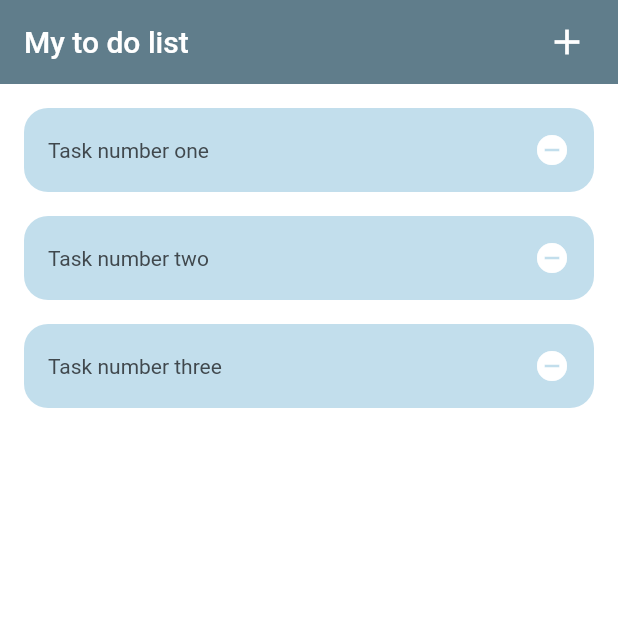
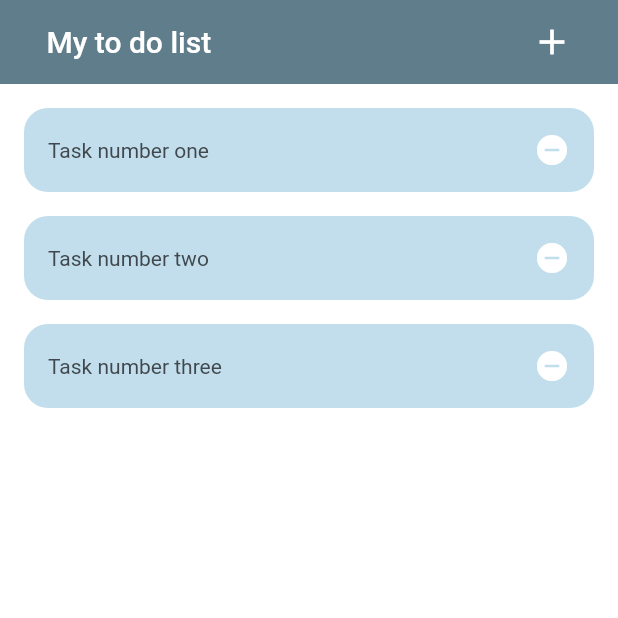
Before and after one commit to dobrunov/small_todo_app, a Flutter app: the screen it shows after launch, on a phone screen of 412 x 824 dp, the top half of it. Run offline on Flutter 3.47's test engine with Material 2 defaults, Android fonts, the phone set to English and light mode, and no system bars.

Commit message:
adding paddings to app bar elements

```diff
--- a/lib/screens/home_page.dart
+++ b/lib/screens/home_page.dart
@@ -61,13 +61,16 @@ class _HomePageState extends State<HomePage> {
     return Scaffold(
       backgroundColor: backgroundColor,
       appBar: AppBar(
-        title: const Text(
-          'My to do list',
-          style: TextStyle(color: appBarTextColor),
+        title: const Padding(
+          padding: EdgeInsets.only(left: 15.0),
+          child: Text(
+            'My to do list',
+            style: TextStyle(color: appBarTextColor),
+          ),
         ),
         actions: <Widget>[
           Padding(
-            padding: const EdgeInsets.only(right: 20.0),
+            padding: const EdgeInsets.only(right: 30.0),
             child: GestureDetector(
               onTap: createNewTask,
               child: const Icon(
```
